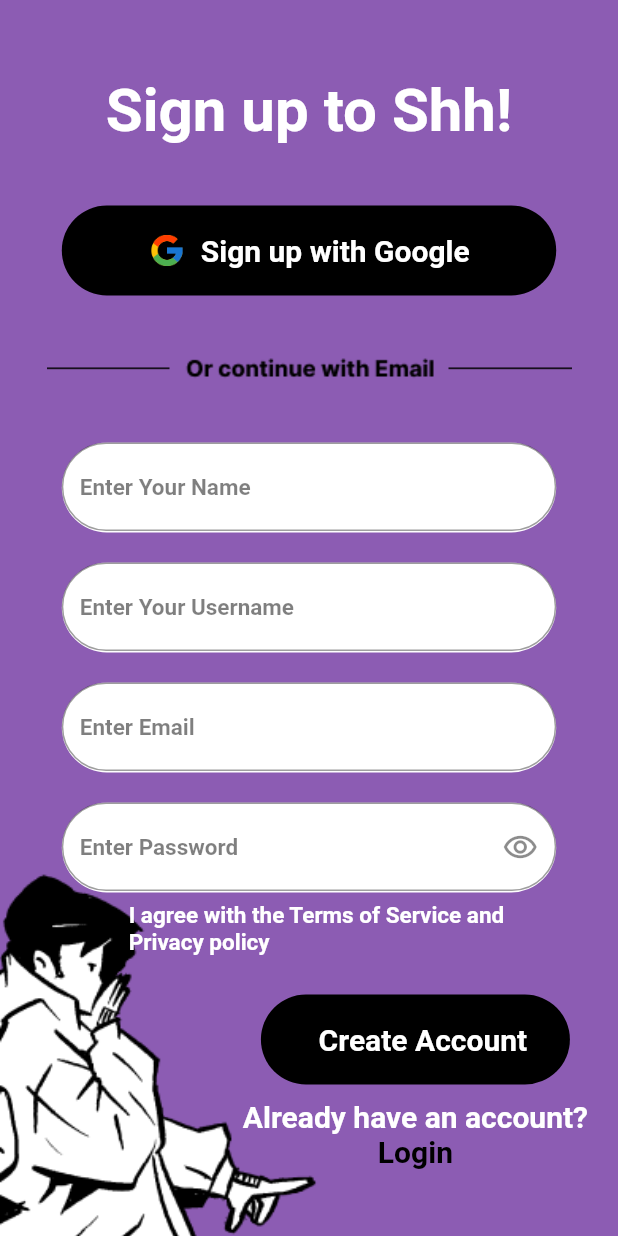
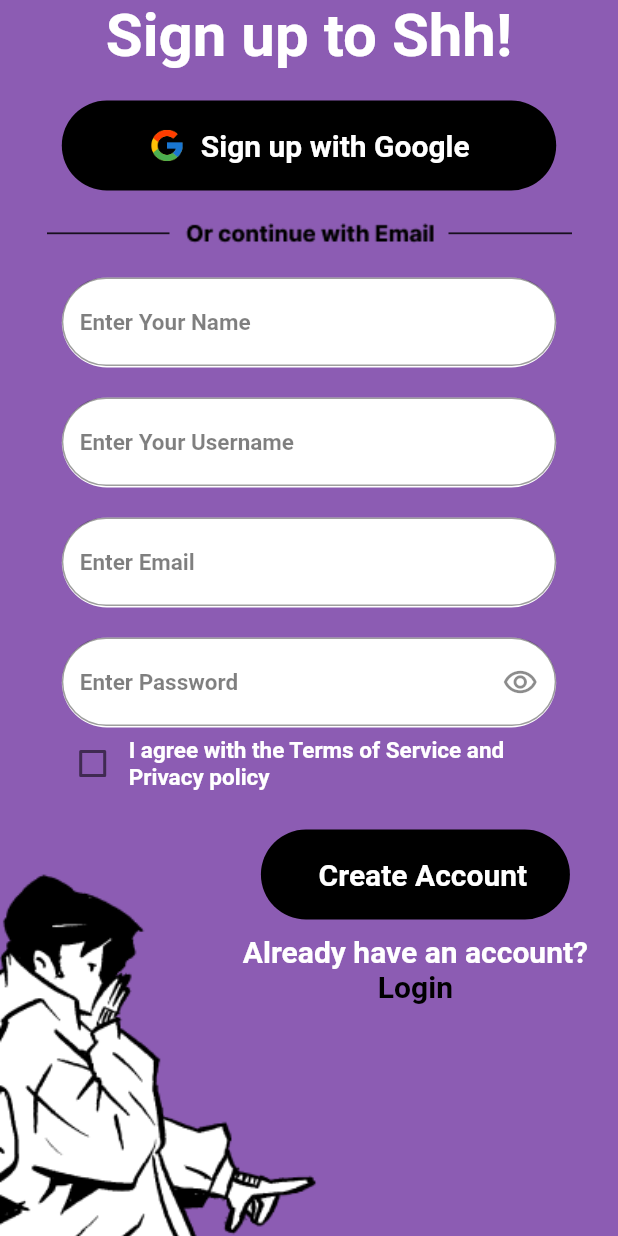
Before and after one commit to Suhaibusman/firebase_practice, a Flutter app: the SignUpScreen screen opened directly, on a phone screen of 412 x 824 dp. Run offline on Flutter 3.47's test engine with Material 2 defaults, Android fonts, the phone set to English and light mode, and no system bars; our stand-ins replace firebase_auth, firebase_core, google_sign_in; accounts and stored records are empty.

Commit message:
firebase practice

```diff
--- a/lib/screen/signuppage.dart
+++ b/lib/screen/signuppage.dart
@@ -87,7 +87,8 @@ class _SignUpScreenState extends State<SignUpScreen> {
   @override
 
   Widget build(BuildContext context) {
-    return Scaffold(
+    return SafeArea(
+      child: Scaffold(
 
         body: Container(
 
@@ -102,7 +103,7 @@ class _SignUpScreenState extends State<SignUpScreen> {
           ),
           child: Column(
             children: [
-            const SizedBox(height: 50,),
+              // const SizedBox(height: 40,),
               SizedBox(
                 child: Column(
                 //  mainAxisAlignment: MainAxisAlignment.center,
@@ -110,11 +111,11 @@ class _SignUpScreenState extends State<SignUpScreen> {
 
                        const TextWidget(textMessage: "Sign up to Shh!", textColor: Colors.white, textSize: 40),
 
-                      const SizedBox(height: 40,),
+                        const SizedBox(height: 20,),
                          CustomButtonWidget(imageAddress: "assets/images/googlelogo.png", bgColor: Colors.black, textMessage: "Sign up with Google", textColor: Colors.white, textSize: 20, buttonWidth: MediaQuery.of(context).size.width*0.8,),
-                    const SizedBox(height: 40,),
+                      const SizedBox(height: 20,),
                        Image.asset("assets/images/continuewithEmail.png"),
-                      const SizedBox(height: 40,),
+                        const SizedBox(height: 20,),
                         CustomTextField(textFieldController: name, hintText: "Enter Your Name"),
 
                     const SizedBox(height: 20,),
@@ -176,6 +177,7 @@ class _SignUpScreenState extends State<SignUpScreen> {
             ],
           ),
         ),
+      ),
     );
   }
 }
--- a/lib/widgets/textfieldwidget.dart
+++ b/lib/widgets/textfieldwidget.dart
@@ -5,31 +5,29 @@ class CustomTextField extends StatelessWidget {
   final bool? isPass;
   final IconButton? textFieldIcon;
   final String? hintText;
-  const CustomTextField({super.key, required this.textFieldController, this.isPass, this.hintText, this.textFieldIcon});
+
+  const CustomTextField({Key? key, required this.textFieldController, this.isPass, this.hintText, this.textFieldIcon})
+      : super(key: key);
 
   @override
   Widget build(BuildContext context) {
     return Container(
       height: 60,
-          width: MediaQuery.of(context).size.width *0.8,
-           decoration:  BoxDecoration(
+      width: MediaQuery.of(context).size.width * 0.8,
+      decoration: BoxDecoration(
         borderRadius: BorderRadius.circular(30),
-             color: Colors.white
+        color: Colors.white,
       ),
       child: TextField(
         controller: textFieldController,
         obscureText: isPass ?? false,
         decoration: InputDecoration(
-
           suffixIcon: textFieldIcon,
           border: OutlineInputBorder(
-
             borderRadius: BorderRadius.circular(30),
-
           ),
-
           hintText: hintText,
-                        hintStyle: TextStyle( color: Colors.black.withOpacity(0.5) , fontSize: 15 ,fontWeight: FontWeight.bold)
+          hintStyle: TextStyle(color: Colors.black.withOpacity(0.5), fontSize: 15, fontWeight: FontWeight.bold),
         ),
       ),
     );
```
Lines whose indentation alone changed are shown as unchanged.
